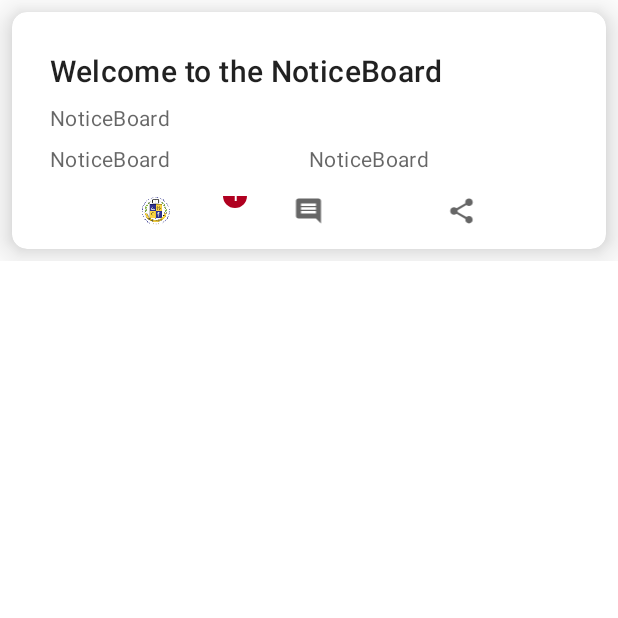
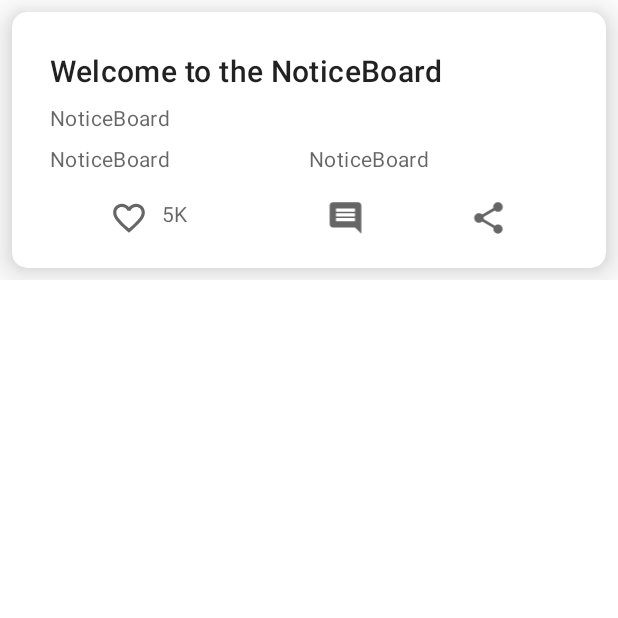
Before and after one commit to ecibu2022/NoticeBoard, an Android app: the NoticeDetails screen opened directly, with no data from a screen before it, after a tap on an icon or button, on a phone screen of 412 x 824 dp, the top half of it. Run offline under Robolectric (Android 15) with nearby library versions, the phone set to English and light mode, and no system bars; our stand-ins replace Firebase (no records; nobody signed in at launch, a user with empty details on screens opened directly); pictures from the network do not load; 10 statements that could not run were skipped.

```diff
--- a/app/src/main/java/com/example/noticeboard/NoticeDetails.java
+++ b/app/src/main/java/com/example/noticeboard/NoticeDetails.java
@@ -15,6 +15,7 @@ import android.view.MenuItem;
 import android.view.View;
 import android.widget.ImageView;
 import android.widget.TextView;
+import android.widget.Toast;
 
 import com.bumptech.glide.Glide;
 import com.google.android.material.badge.BadgeDrawable;
@@ -32,10 +33,10 @@ import java.util.ArrayList;
 import java.util.List;
 
 @ExperimentalBadgeUtils public class NoticeDetails extends AppCompatActivity {
-    private TextView noticeTitle, noticeBody, fileLinks, postedBy, dateTime;
+    private TextView noticeTitle, noticeBody, fileLinks, postedBy, dateTime, num_of_likes;
     private ImageView noticeImage, likeImageView, shareImageView, commentImageView;
     private DatabaseReference trendsRef;
-    private boolean isLiked = false;
+    private FirebaseUser currentUser;
     PostNoticeModal notice;
 
     @Override
@@ -56,6 +57,7 @@ import java.util.List;
         likeImageView = findViewById(R.id.like);
         commentImageView = findViewById(R.id.comment);
         shareImageView = findViewById(R.id.share);
+        num_of_likes=findViewById(R.id.num_of_likes);
         trendsRef = FirebaseDatabase.getInstance().getReference("trends");
 
         noticeTitle.setText(notice.getTitle());
@@ -81,23 +83,22 @@ import java.util.List;
             noticeImage.setVisibility(View.GONE);
         }
 
+//        Like Image View
+        isLikes(notice.getId(), likeImageView);
+        numberOfLikes(likeImageView, notice.getId());
 
-        // Check if the notice is liked by the current user
-        FirebaseUser currentUser = FirebaseAuth.getInstance().getCurrentUser();
-        if (currentUser != null) {
-            String userId = currentUser.getUid();
-            isLikedByUser(notice.getId(), userId, new LikeStatusCallback() {
-                @Override
-                public void onCallback(boolean isLiked) {
-                    // Update the UI with the like status
-                    if (isLiked) {
-                        // The notice is liked by the user, update the UI accordingly
-                        isLiked = true;
-                        likeImageView.setImageResource(R.drawable.logo);
-                    }
+        likeImageView.setOnClickListener(new View.OnClickListener() {
+            @Override
+            public void onClick(View view) {
+                if(likeImageView.getTag().equals("Like")){
+                    FirebaseDatabase.getInstance().getReference().child("Likes").child(notice.getId())
+                            .child(currentUser.getUid()).setValue(true);
+                }else{
+                    FirebaseDatabase.getInstance().getReference().child("Likes").child(notice.getId())
+                            .child(currentUser.getUid()).removeValue();
                 }
-            });
-        }
+            }
+        });
 
         // Share Notice
         shareImageView.setOnClickListener(new View.OnClickListener() {
@@ -132,126 +133,18 @@ import java.util.List;
             }
         });
 
-
-        // Set up the like button click listener
-        likeImageView.setOnClickListener(new View.OnClickListener() {
-            @Override
-            public void onClick(View view) {
-                FirebaseUser currentUser = FirebaseAuth.getInstance().getCurrentUser();
-                if (currentUser != null) {
-                    final String userId = currentUser.getUid();
-                    final String noticeId = notice.getId(); // Store the noticeId separately
-
-                    isLikedByUser(noticeId, userId, new LikeStatusCallback() {
-                        @Override
-                        public void onCallback(boolean isLiked) {
-                            if (!isLiked) {
-                                // Perform the action when the "like" image view is clicked
-                                // Increment the like count and update the badge on the "like" image view
-                                int currentLikeCount = notice.getLikeCount();
-                                int newLikeCount = currentLikeCount + 1;
-                                notice.setLikeCount(newLikeCount);
-
-                                // Update the UI with the new like count
-                                updateLikeCountUI(newLikeCount);
-
-                                // Set the "liked" word on the "like" image view
-                                likeImageView.setImageResource(R.drawable.logo);
-
-                                // Submit the updated like count to the database
-                                submitLikeToDatabase(noticeId, newLikeCount, userId);
-                                submitNoticeToDatabase(notice);
-
-                                // Mark the notice as liked by the current user
-                                markNoticeAsLiked(noticeId, userId);
-                            }
-                        }
-                    });
-                } else {
-                    // Handle the case when the user is not logged in
-                    // You can prompt the user to log in or handle it according to your requirements
-                }
-            }
-        });
-    }
-
-    private void isLikedByUser(String noticeId, String userId, final LikeStatusCallback callback) {
-        if (noticeId != null && userId != null) {
-            DatabaseReference likesRef = trendsRef.child(noticeId).child("likes").child(userId);
-            likesRef.addListenerForSingleValueEvent(new ValueEventListener() {
-                @Override
-                public void onDataChange(@NonNull DataSnapshot dataSnapshot) {
-                    boolean isLiked = dataSnapshot.exists();
-                    callback.onCallback(isLiked);
-                }
-
-                @Override
-                public void onCancelled(@NonNull DatabaseError databaseError) {
-                    callback.onCallback(false);
-                }
-            });
-        } else {
-            callback.onCallback(false);
-        }
-    }
-
-    interface LikeStatusCallback {
-        void onCallback(boolean isLiked);
-    }
-
-//    Marking Notice as Liked
-    private void markNoticeAsLiked(String noticeId, String userId) {
-        // Here, I'm assuming you have a "likes" node under "trends" that stores the users who liked a notice
-        if (noticeId != null && userId != null) {
-            trendsRef.child(noticeId).child("likes").child(userId).setValue(true);
-        }
-    }
-
-
-    // Submit the like to the database
-    private void submitLikeToDatabase(String noticeId, int likeCount, String userId) {
-        if (noticeId != null) {
-            // Submit the updated like count to the "trends" node in the database
-            trendsRef.child(noticeId).child("likeCount").setValue(likeCount);
-
-            // Store the user's like in the "likes" node of the notice in the database
-            trendsRef.child(noticeId).child("likes").child(userId).setValue(true);
-        }
-    }
-
-    private void submitNoticeToDatabase(PostNoticeModal notice) {
-        // Generate a unique ID for the notice in the "trends" node
-        String noticeId = trendsRef.push().getKey();
-
-        // Set the notice details in the "trends" node
-        trendsRef.child(noticeId).setValue(notice);
-    }
-
-    private void submitLikeCountToDatabase(String noticeId, int likeCount) {
-        // Submit the updated like count to the "trends" node in the database
-        trendsRef.child(noticeId).child("likeCount").setValue(likeCount);
-    }
-
-    private void updateLikeCountUI(int likeCount) {
-        // Update the badge on the "like" image view with the new like count
-        BadgeDrawable badgeDrawable = BadgeDrawable.create(this);
-        badgeDrawable.setNumber(likeCount);
-        BadgeUtils.attachBadgeDrawable(badgeDrawable, likeImageView, null);
     }
 
     private void setFileLinksClickListener(TextView fileLinksTextView, String fileUrl) {
         fileLinksTextView.setOnClickListener(new View.OnClickListener() {
             @Override
             public void onClick(View v) {
-                // Create an intent to view the file
                 Intent viewIntent = new Intent(Intent.ACTION_VIEW);
                 viewIntent.setData(Uri.parse(fileUrl));
 
-                // Check if there is an app available to handle the view intent
                 if (viewIntent.resolveActivity(getPackageManager()) != null) {
                     startActivity(viewIntent);
                 } else {
-                    // If no suitable app is found, initiate download using DownloadManager
                     DownloadManager.Request request = new DownloadManager.Request(Uri.parse(fileUrl));
                     request.addRequestHeader("User-Agent", "Mozilla/5.0 (Windows NT 5.1; rv:19.0) Gecko/20100101 Firefox/19.0");
 
@@ -261,8 +154,6 @@ import java.util.List;
             }
         });
     }
-
-
 
     @Override
     public boolean onOptionsItemSelected(MenuItem item) {
@@ -281,4 +172,57 @@ import java.util.List;
         finish();
     }
 
+//    Like and Unlike method
+public void isLikes(String noticeId, ImageView likeImage) {
+    currentUser = FirebaseAuth.getInstance().getCurrentUser();
+
+    if (currentUser != null && noticeId != null) {
+        DatabaseReference likeRef = FirebaseDatabase.getInstance().getReference().child("Likes");
+        likeRef.child(notice.getId()).addListenerForSingleValueEvent(new ValueEventListener() {
+            @Override
+            public void onDataChange(DataSnapshot snapshot) {
+                if (snapshot.child(currentUser.getUid()).exists()) {
+                    likeImageView.setImageResource(R.drawable.liked);
+                    likeImageView.setTag("Liked");
+                } else {
+                    likeImageView.setImageResource(R.drawable.like);
+                    likeImageView.setTag("Like");
+                }
+            }
+
+            @Override
+            public void onCancelled(DatabaseError error) {
+                // Handle the onCancelled event, if needed
+            }
+        });
+    } else {
+        // Handle the case when the user is not authenticated
+        // You can set a default state for the likeImageView here
+        likeImageView.setImageResource(R.drawable.like);
+        likeImageView.setTag("Like");
+    }
 }
+
+    public void numberOfLikes(ImageView textView, String noticeId) {
+        if (noticeId != null) {
+            DatabaseReference reference = FirebaseDatabase.getInstance().getReference().child("Likes")
+                    .child(noticeId);
+
+            reference.addListenerForSingleValueEvent(new ValueEventListener() {
+                @Override
+                public void onDataChange(DataSnapshot snapshot) {
+                    num_of_likes.setText(String.valueOf(snapshot.getChildrenCount()));
+                }
+
+                @Override
+                public void onCancelled(DatabaseError error) {
+                    // Handle the onCancelled event, if needed
+                }
+            });
+        } else {
+            // Handle the case when noticeId is null
+            num_of_likes.setText("0");
+        }
+    }
+
+}
--- /dev/null
+++ b/app/src/main/res/drawable/liked.xml
@@ -0,0 +1,10 @@
+<vector xmlns:android="http://schemas.android.com/apk/res/android"
+    android:width="24dp"
+    android:height="24dp"
+    android:viewportWidth="24"
+    android:viewportHeight="24"
+    android:tint="?attr/colorControlNormal">
+  <path
+      android:fillColor="@android:color/white"
+      android:pathData="M12,21.35l-1.45,-1.32C5.4,15.36 2,12.28 2,8.5 2,5.42 4.42,3 7.5,3c1.74,0 3.41,0.81 4.5,2.09C13.09,3.81 14.76,3 16.5,3 19.58,3 22,5.42 22,8.5c0,3.78 -3.4,6.86 -8.55,11.54L12,21.35z"/>
+</vector>
--- a/app/src/main/res/layout/activity_notice_details.xml
+++ b/app/src/main/res/layout/activity_notice_details.xml
@@ -98,12 +98,13 @@
                 android:layout_width="match_parent"
                 android:layout_height="wrap_content"
                 android:orientation="horizontal"
-                android:layout_marginLeft="30dp"
-                android:layout_marginRight="30dp"
-                android:layout_marginTop="5dp"
-                android:gravity="center|center_horizontal">
+                android:layout_marginLeft="10dp"
+                android:layout_marginRight="10dp"
+                android:layout_marginTop="2dp"
+                android:padding="5dp">
 
                 <LinearLayout
+
                     android:layout_width="match_parent"
                     android:layout_height="wrap_content"
                     android:layout_weight="1"
@@ -111,22 +112,33 @@
 
                     <ImageView
                         android:id="@+id/like"
-                        android:layout_width="15dp"
-                        android:layout_height="20dp"
+                        android:layout_width="20dp"
+                        android:layout_height="25dp"
                         android:layout_weight="1"
                         android:src="@drawable/like"/>
 
+                    <TextView
+                        android:id="@+id/num_of_likes"
+                        android:layout_width="0dp"
+                        android:layout_height="25dp"
+                        android:layout_marginLeft="-25dp"
+                        android:layout_weight="1"
+                        android:text="5K"
+                        android:textAppearance="?attr/textAppearanceBody2"
+                        android:textColor="?android:attr/textColorSecondary"
+                        />
+
                     <ImageView
                         android:id="@+id/comment"
-                        android:layout_width="15dp"
-                        android:layout_height="20dp"
+                        android:layout_width="20dp"
+                        android:layout_height="25dp"
                         android:layout_weight="1"
                         android:src="@drawable/comment"/>
 
                     <ImageView
                         android:id="@+id/share"
-                        android:layout_width="15dp"
-                        android:layout_height="20dp"
+                        android:layout_width="20dp"
+                        android:layout_height="25dp"
                         android:layout_weight="1"
                         android:src="@drawable/share"/>
 
--- a/app/src/main/res/layout/fragment_admin_account.xml
+++ b/app/src/main/res/layout/fragment_admin_account.xml
@@ -38,7 +38,7 @@
                         android:layout_width="match_parent"
                         android:layout_height="230dp"
                         app:srcCompat="@drawable/logo"
-                        android:scaleType="fitXY"
+                        android:scaleType="centerCrop"
                         />
 
                     <LinearLayout
--- a/app/src/main/res/layout/fragment_edit_profile.xml
+++ b/app/src/main/res/layout/fragment_edit_profile.xml
@@ -38,7 +38,7 @@
                         android:layout_width="match_parent"
                         android:layout_height="230dp"
                         app:srcCompat="@drawable/logo"
-                        android:scaleType="fitXY"
+                        android:scaleType="centerCrop"
                         />
 
                     <LinearLayout
```
Also changed, not shown: app/src/main/java/com/example/noticeboard/AdminHomeFragment.java (+29 -0 lines), app/src/main/java/com/example/noticeboard/Like.java (deleted, +0 -31 lines), app/src/main/java/com/example/noticeboard/UserHomeFragment.java (+28 -0 lines), app/src/main/res/layout/fragment_admin_home.xml (+13 -0 lines), app/src/main/res/layout/notice_details.xml (deleted, +0 -128 lines).
